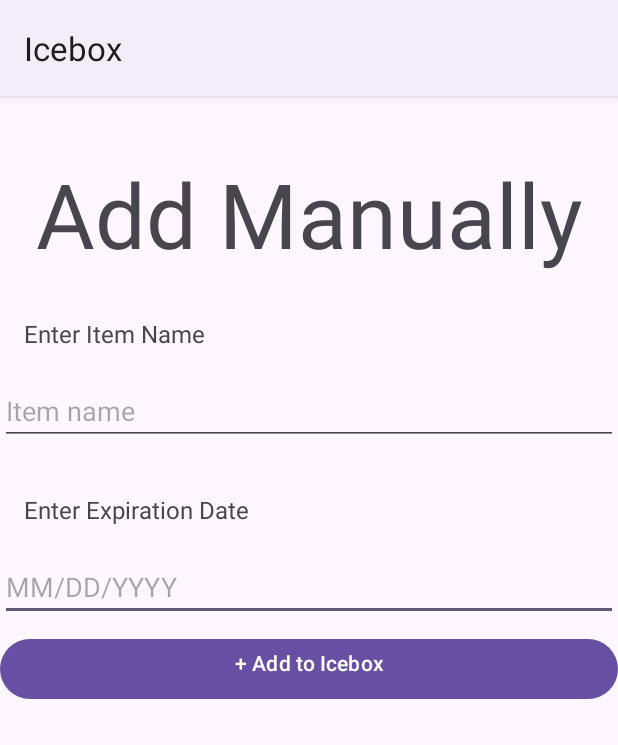
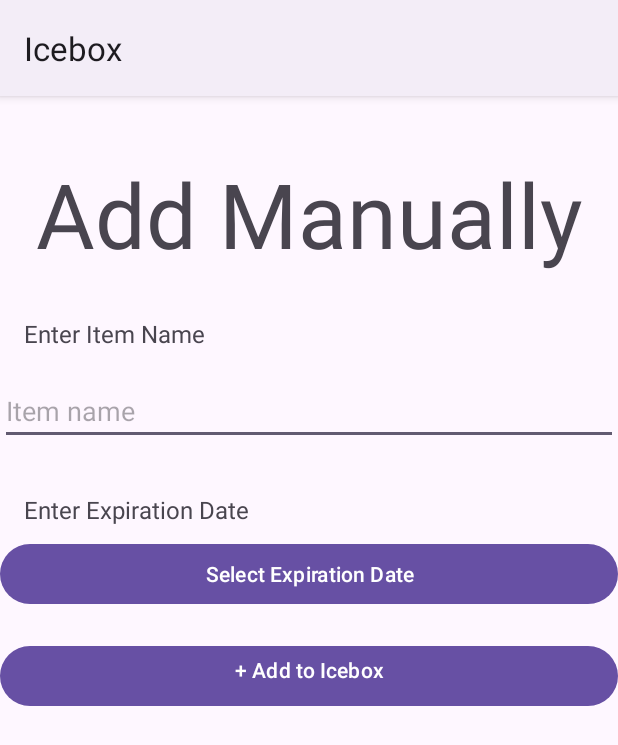
Before and after one commit to zapfeeno/Icebox, an Android app: the AddItemActivity screen opened directly, with no data from a screen before it, on a phone screen of 412 x 824 dp. Shown: the top 745 px of the screen. Run offline under Robolectric (Android 15) with nearby library versions, the phone set to English and light mode, and no system bars.

Commit message:
add datepicker

```diff
--- a/app/src/main/res/layout/activity_add_item.xml
+++ b/app/src/main/res/layout/activity_add_item.xml
@@ -32,15 +32,13 @@
         app:layout_constraintStart_toStartOf="parent"
         app:layout_constraintTop_toBottomOf="@+id/itemNameInput" />
 
-    <EditText
-        android:id="@+id/expirationDateInput"
+    <Button
+        android:id="@+id/expirationDateButton"
         android:layout_width="0dp"
         android:layout_height="wrap_content"
         android:layout_marginTop="8dp"
-        android:ems="10"
-        android:hint="MM/DD/YYYY"
-        android:inputType="datetime|date"
-        android:paddingTop="20dp"
+        android:onClick="setExpiryDate"
+        android:text="Select Expiration Date"
         app:layout_constraintEnd_toEndOf="parent"
         app:layout_constraintStart_toStartOf="parent"
         app:layout_constraintTop_toBottomOf="@+id/expirationDateText" />
@@ -74,11 +72,11 @@
         android:id="@+id/addToIceboxButton"
         android:layout_width="match_parent"
         android:layout_height="wrap_content"
-        android:layout_marginTop="8dp"
+        android:layout_marginTop="20dp"
         android:gravity="center_horizontal"
         android:onClick="addToIcebox"
         android:text="+ Add to Icebox"
         app:layout_constraintEnd_toEndOf="parent"
-        app:layout_constraintTop_toBottomOf="@+id/expirationDateInput" />
+        app:layout_constraintTop_toBottomOf="@+id/expirationDateButton" />
 
 </androidx.constraintlayout.widget.ConstraintLayout>
```
Also changed, not shown: app/src/main/java/com/cs407/icebox/AddItemActivity.java (+32 -7 lines).
